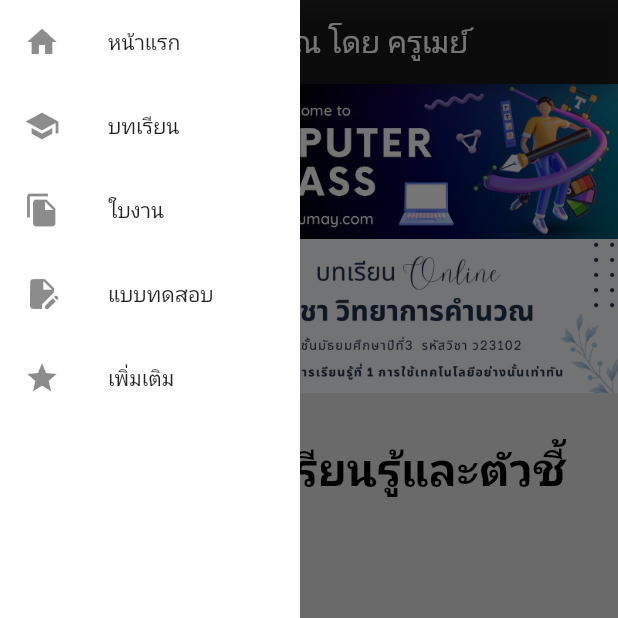
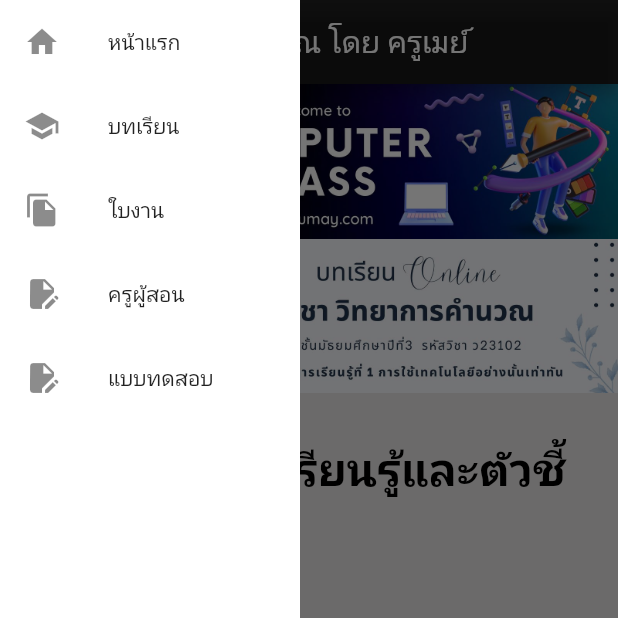
Before and after one commit to scripzero/learning, a Flutter app: the screen it shows after launch, with the side drawer open, on a phone screen of 412 x 824 dp, the top half of it. Run offline on Flutter 3.47's test engine with Material 2 defaults, Android fonts, the phone set to English and light mode, and no system bars; missing offline and left inert: webviewx.

Commit message:
add pages

```diff
--- a/lib/components/my_page_view.dart
+++ b/lib/components/my_page_view.dart
@@ -5,12 +5,16 @@ import 'package:learning/config/app.dart';
 
 class MyPageView extends StatelessWidget {
   final List<Widget> childrens;
-  const MyPageView({super.key, required this.childrens});
+  final CrossAxisAlignment align;
+  const MyPageView(
+      {super.key,
+      required this.childrens,
+      this.align = CrossAxisAlignment.center});
 
   @override
   Widget build(BuildContext context) {
     var shortestSide = MediaQuery.of(context).size.shortestSide;
-    final bool isMobile = shortestSide < 600;
+    final bool isMobile = shortestSide < 720;
     Widget myDrawer() {
       return Container(
         color: Colors.white,
@@ -37,16 +41,19 @@ class MyPageView extends StatelessWidget {
           ),
           actions: isMobile ? [] : const [MyNavBar()]),
       drawer: isMobile ? myDrawer() : null,
-      body: Column(
+      body: Center(
+        child: Column(
           children: [
             Expanded(
                 child: SingleChildScrollView(
               child: Column(
+                crossAxisAlignment: align,
                 children: childrens,
               ),
             ))
           ],
         ),
+      ),
     );
   }
 }
--- a/lib/config/app.dart
+++ b/lib/config/app.dart
@@ -7,8 +7,9 @@ class MyApp {
     MenuItem(title: "หน้าแรก", icon: Icons.home, link: "/"),
     MenuItem(title: "บทเรียน", icon: Icons.school, link: "/lecture"),
     MenuItem(title: "ใบงาน", icon: Icons.file_copy, link: "/work"),
+    MenuItem(title: "ครูผู้สอน", icon: Icons.edit_document, link: "/teacher"),
     MenuItem(title: "แบบทดสอบ", icon: Icons.edit_document, link: "/exam"),
-    MenuItem(title: "เพิ่มเติม", icon: Icons.star, link: "/extra"),
+    // MenuItem(title: "เพิ่มเติม", icon: Icons.star, link: "/extra"),
   ];
   static Future<void> launch(String url, {bool isNewTab = true}) async {
     if (await canLaunchUrl(Uri.parse(url))) {
--- a/lib/main.dart
+++ b/lib/main.dart
@@ -5,6 +5,7 @@ import 'package:learning/pages/extra.dart';
 
 import 'package:learning/pages/home.dart';
 import 'package:learning/pages/lecture.dart';
+import 'package:learning/pages/teacher.dart';
 import 'package:learning/pages/work.dart';
 
 void main() {
@@ -23,6 +24,7 @@ class MainApp extends StatelessWidget {
         '/': (context) => const HomePage(),
         '/lecture': (context) => const LecturePage(),
         '/work': (context) => const WorkPage(),
+        '/teacher': (context) => const TeacherPage(),
         '/exam': (context) => const ExamPage(),
         '/extra': (context) => const ExtraPage(),
       },
```
Also changed, not shown: lib/pages/teacher.dart (added, +14 -0 lines), lib/pages/work.dart (+8 -1 lines), assets/img/1.jpg (added), assets/img/10.jpg (added), assets/img/11.jpg (added), assets/img/2.jpg (added), assets/img/3.jpg (added), assets/img/4.jpg (added). Lines whose indentation alone changed are shown as unchanged.
